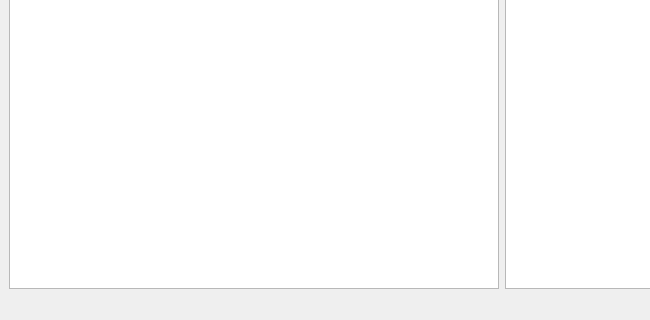
0xZ0F/gw2, file Proxy/mainwindow.ui: the form before one commit; both pictures show x 0 to 650 and y 240 to 560 of the 770 by 560 pixel window.
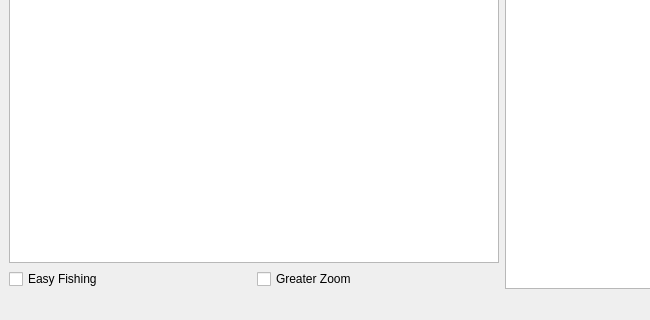
The form after the commit. Icons and pictures are not drawn.

Commit message: class-ify & add RPC

What changed in the file:
```diff
--- a/Proxy/mainwindow.ui
+++ b/Proxy/mainwindow.ui
@@ -56,6 +56,28 @@
         <item>
          <widget class="QPlainTextEdit" name="txt_Out"/>
         </item>
+        <item>
+         <layout class="QVBoxLayout" name="verticalLayout_2">
+          <item>
+           <layout class="QHBoxLayout" name="horizontalLayout_2">
+            <item>
+             <widget class="QCheckBox" name="chk_Fishing">
+              <property name="text">
+               <string>Easy Fishing</string>
+              </property>
+             </widget>
+            </item>
+            <item>
+             <widget class="QCheckBox" name="chk_Zoom">
+              <property name="text">
+               <string>Greater Zoom</string>
+              </property>
+             </widget>
+            </item>
+           </layout>
+          </item>
+         </layout>
+        </item>
        </layout>
       </item>
       <item alignment="Qt::AlignRight">
```
Left out of the diff: 5 changed lines with no effect on the pictures. The commit also changes 26 other files.
